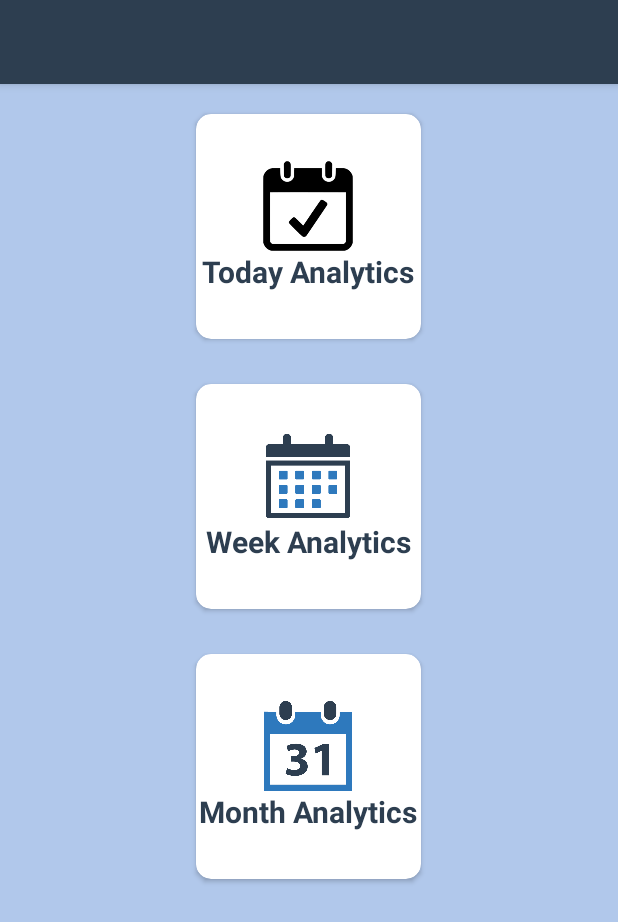
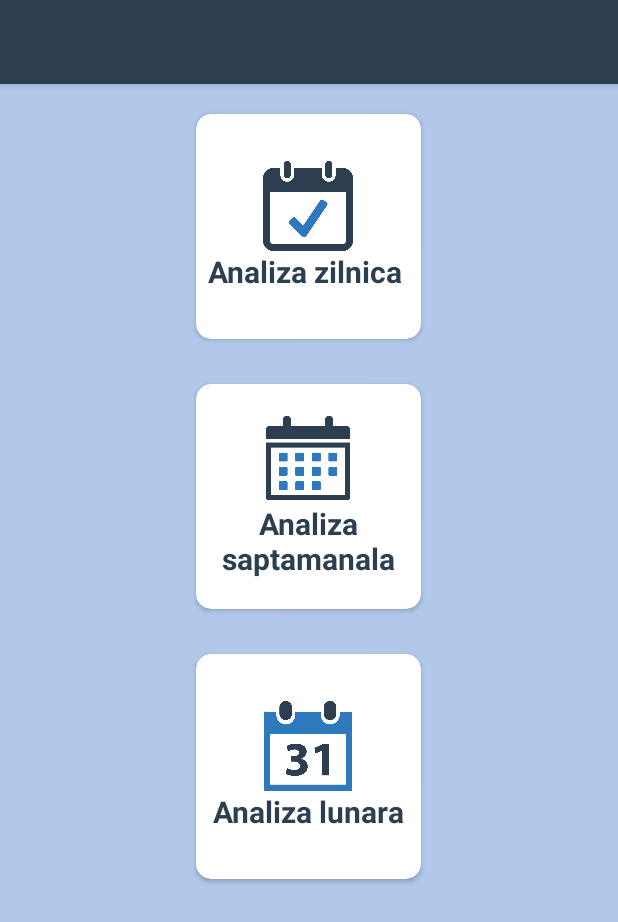
Before and after one commit to bilan-claudiu/PersonalTrackingBudget-PTB-, an Android app: the ChooseAnalyticsActivity screen opened directly, with no data from a screen before it, on a phone screen of 412 x 824 dp. Shown: the top 922 px of the screen. Run offline under Robolectric (Android 15) with nearby library versions, the phone set to English and light mode, and no system bars.

Commit message:
added 'anyChart' dependency

```diff
--- a/app/build.gradle
+++ b/app/build.gradle
@@ -44,6 +44,7 @@ dependencies {
     implementation "com.google.firebase:firebase-auth:9.6.1"
     implementation 'com.google.firebase:firebase-database:9.6.1'
     implementation 'com.firebaseui:firebase-ui-database:6.0.2'
+    implementation 'com.github.AnyChart:AnyChart-Android:1.1.2'
 
 
 }
--- a/app/src/main/res/layout/activity_choose_analytics.xml
+++ b/app/src/main/res/layout/activity_choose_analytics.xml
@@ -42,12 +42,12 @@
                 android:id="@+id/todayBtnImageView"
                 android:layout_width="60dp"
                 android:layout_height="60dp"
-                android:src="@drawable/today" />
+                android:src="@drawable/today2" />
 
             <TextView
                 android:layout_width="wrap_content"
                 android:layout_height="wrap_content"
-                android:text="Today Analytics"
+                android:text="Analiza zilnica "
                 android:textAlignment="center"
                 android:textColor="#2d3e50"
                 android:textSize="20dp"
@@ -89,7 +89,7 @@
             <TextView
                 android:layout_width="wrap_content"
                 android:layout_height="wrap_content"
-                android:text="Week Analytics"
+                android:text="Analiza saptamanala"
                 android:textAlignment="center"
                 android:textColor="#2d3e50"
                 android:textSize="20dp"
@@ -131,7 +131,7 @@
             <TextView
                 android:layout_width="wrap_content"
                 android:layout_height="wrap_content"
-                android:text="Month Analytics"
+                android:text="Analiza lunara"
                 android:textAlignment="center"
                 android:textColor="#2d3e50"
                 android:textSize="20dp"
--- a/app/src/main/res/layout/activity_daily_analytics.xml
+++ b/app/src/main/res/layout/activity_daily_analytics.xml
@@ -830,6 +830,10 @@
 
                 </RelativeLayout>
 
+
+
+
+
             </LinearLayout>
         </ScrollView>
     </LinearLayout>
--- a/settings.gradle
+++ b/settings.gradle
@@ -1,8 +1,10 @@
 dependencyResolutionManagement {
     repositoriesMode.set(RepositoriesMode.FAIL_ON_PROJECT_REPOS)
+    repositoriesMode.set(RepositoriesMode.PREFER_SETTINGS)
     repositories {
         google()
         mavenCentral()
+        maven { url 'https://jitpack.io' }
         jcenter() // Warning: this repository is going to shut down soon
     }
 }
```
Also changed, not shown: build.gradle (+7 -3 lines), app/src/main/res/drawable/today2.png (added), app/src/main/res/drawable/yellow.jpg (added).
